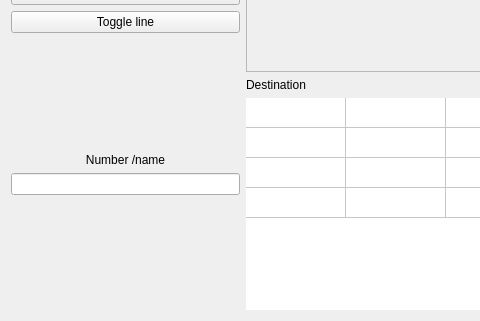
Before: the Qt Designer form plugins/popcaastra/src/popcaastra.ui in wazo-platform/wazo-client-qt, drawn with Qt 5; both pictures show x 0 to 480 and y 171 to 492 of the 945 by 492 pixel window.
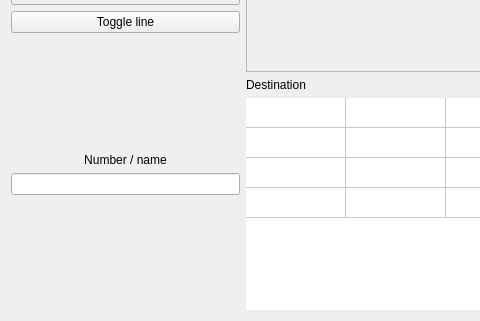
After: the same form once the commit is applied.

The edit to the form file:
```diff
--- a/plugins/popcaastra/src/popcaastra.ui
+++ b/plugins/popcaastra/src/popcaastra.ui
@@ -99,7 +99,7 @@
         </size>
        </property>
        <property name="text">
-        <string>Number /name</string>
+        <string>Number / name</string>
        </property>
        <property name="alignment">
         <set>Qt::AlignCenter</set>
```
Left out of the diff: 8 changed lines with no effect on the pictures.
